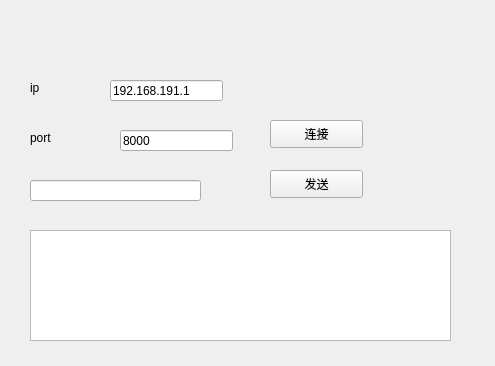
Before: the Qt Designer form client.ui in yalewoo/Roco2013, drawn with Qt 5.
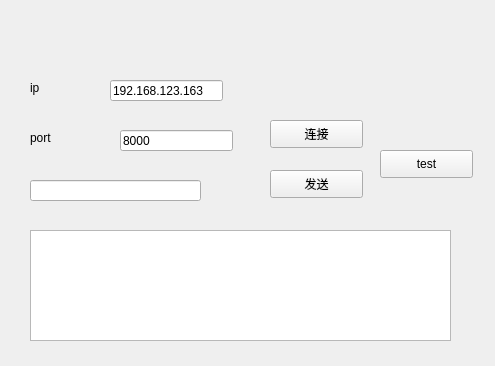
After: the same form once the commit is applied.

The edit to the form file:
```diff
--- a/client.ui
+++ b/client.ui
@@ -23,7 +23,7 @@
     </rect>
    </property>
    <property name="text">
-    <string>192.168.191.1</string>
+    <string>192.168.123.163</string>
    </property>
   </widget>
   <widget class="QLineEdit" name="port">
@@ -111,6 +111,19 @@
     </rect>
    </property>
   </widget>
+  <widget class="QPushButton" name="button_test">
+   <property name="geometry">
+    <rect>
+     <x>380</x>
+     <y>150</y>
+     <width>93</width>
+     <height>28</height>
+    </rect>
+   </property>
+   <property name="text">
+    <string>test</string>
+   </property>
+  </widget>
  </widget>
  <resources/>
  <connections/>
```
